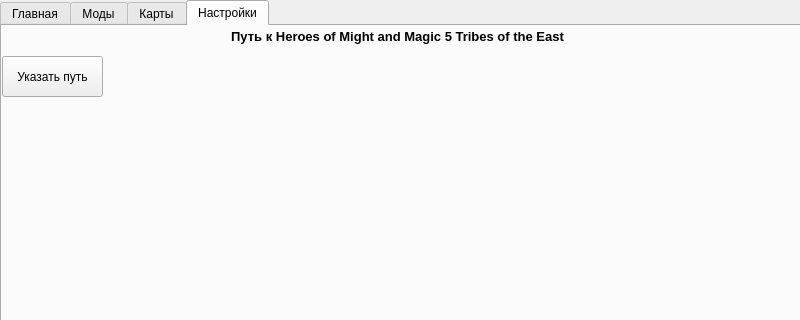
Before: the Qt Designer form heroes_manager.ui in Kapusta-fairy/App-HeroesManager, drawn with Qt 5; both pictures show x 0 to 800 and y 0 to 320 of the 800 by 800 pixel window.
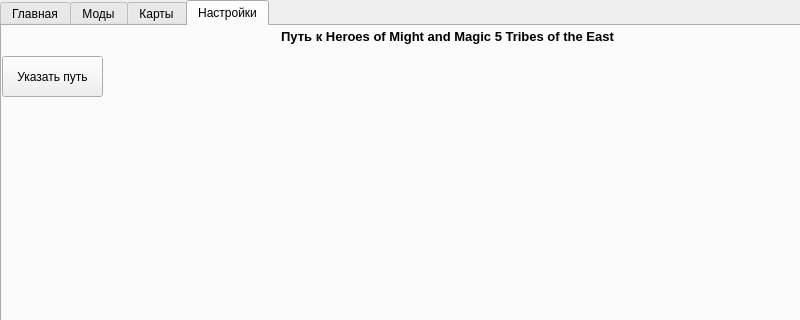
After: the same form once the commit is applied. Icons and pictures are not drawn.

The edit to the form file:
```diff
--- a/heroes_manager.ui
+++ b/heroes_manager.ui
@@ -109,9 +109,9 @@
      <widget class="QLabel" name="label_path_to">
       <property name="geometry">
        <rect>
-        <x>0</x>
+        <x>100</x>
         <y>0</y>
-        <width>791</width>
+        <width>691</width>
         <height>21</height>
        </rect>
       </property>
```
Left out of the diff: 4 changed lines with no effect on the pictures.
